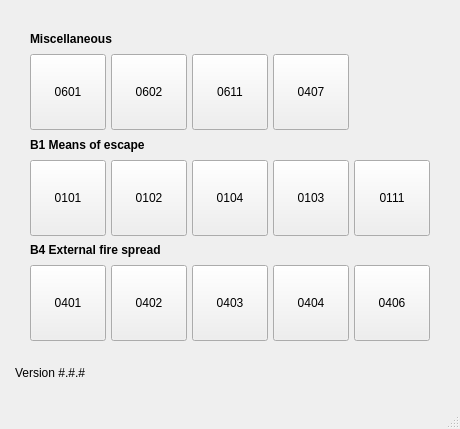
This is fsetoolsGUI/gui/layout/ui/i0000_main.ui in fuyans/fsetoolsGUI as Qt 5 draws it before an edit. The edited form follows.
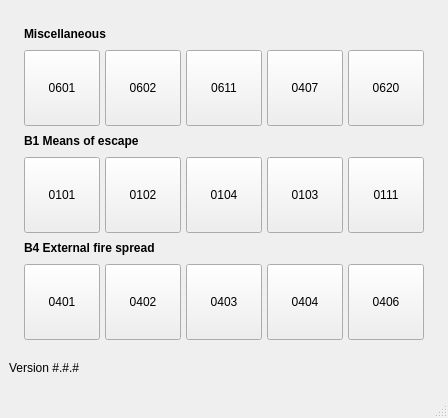
This is the edited form.

Diff of the .ui file:
```diff
--- a/fsetoolsGUI/gui/layout/ui/i0000_main.ui
+++ b/fsetoolsGUI/gui/layout/ui/i0000_main.ui
@@ -6,8 +6,8 @@
    <rect>
     <x>0</x>
     <y>0</y>
-    <width>460</width>
-    <height>429</height>
+    <width>448</width>
+    <height>418</height>
    </rect>
   </property>
   <property name="sizePolicy">
@@ -30,21 +30,6 @@
   </property>
   <widget class="QWidget" name="centralwidget">
    <layout class="QVBoxLayout" name="verticalLayout">
-    <property name="spacing">
-     <number>10</number>
-    </property>
-    <property name="leftMargin">
-     <number>15</number>
-    </property>
-    <property name="topMargin">
-     <number>15</number>
-    </property>
-    <property name="rightMargin">
-     <number>15</number>
-    </property>
-    <property name="bottomMargin">
-     <number>15</number>
-    </property>
     <item>
      <widget class="QFrame" name="frame_userio">
       <layout class="QGridLayout" name="gridLayout">
@@ -437,6 +422,25 @@
          </property>
         </widget>
        </item>
+       <item row="1" column="4">
+        <widget class="QPushButton" name="pushButton_0620_probability_distribution">
+         <property name="minimumSize">
+          <size>
+           <width>76</width>
+           <height>76</height>
+          </size>
+         </property>
+         <property name="maximumSize">
+          <size>
+           <width>76</width>
+           <height>76</height>
+          </size>
+         </property>
+         <property name="text">
+          <string>0620</string>
+         </property>
+        </widget>
+       </item>
       </layout>
      </widget>
     </item>
```
Left out of the diff: 2 changed lines with no effect on the pictures.
